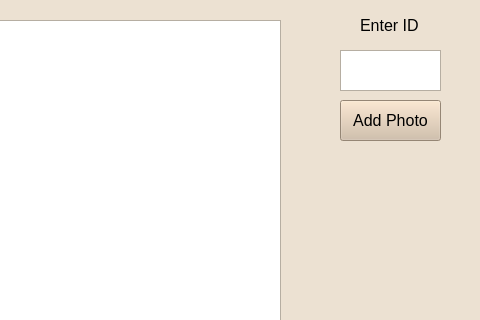
The window that photodialog.ui (EtoDrowsy/CS499) describes before a commit, drawn with Qt 5; both pictures show x 720 to 1200 and y 0 to 320 of the 1200 by 800 pixel window.
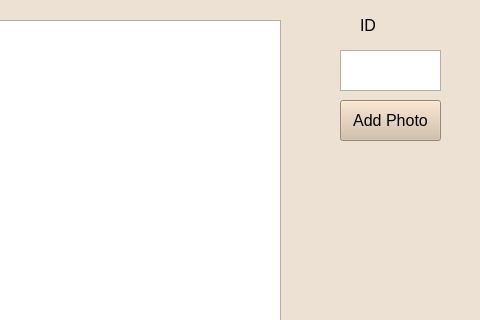
The same window after the commit.

Patch:
```diff
--- a/photodialog.ui
+++ b/photodialog.ui
@@ -139,7 +139,7 @@
     </font>
    </property>
    <property name="text">
-    <string>Enter ID</string>
+    <string>ID</string>
    </property>
   </widget>
  </widget>
```
Left out of the diff: 3 changed lines with no effect on the pictures.
